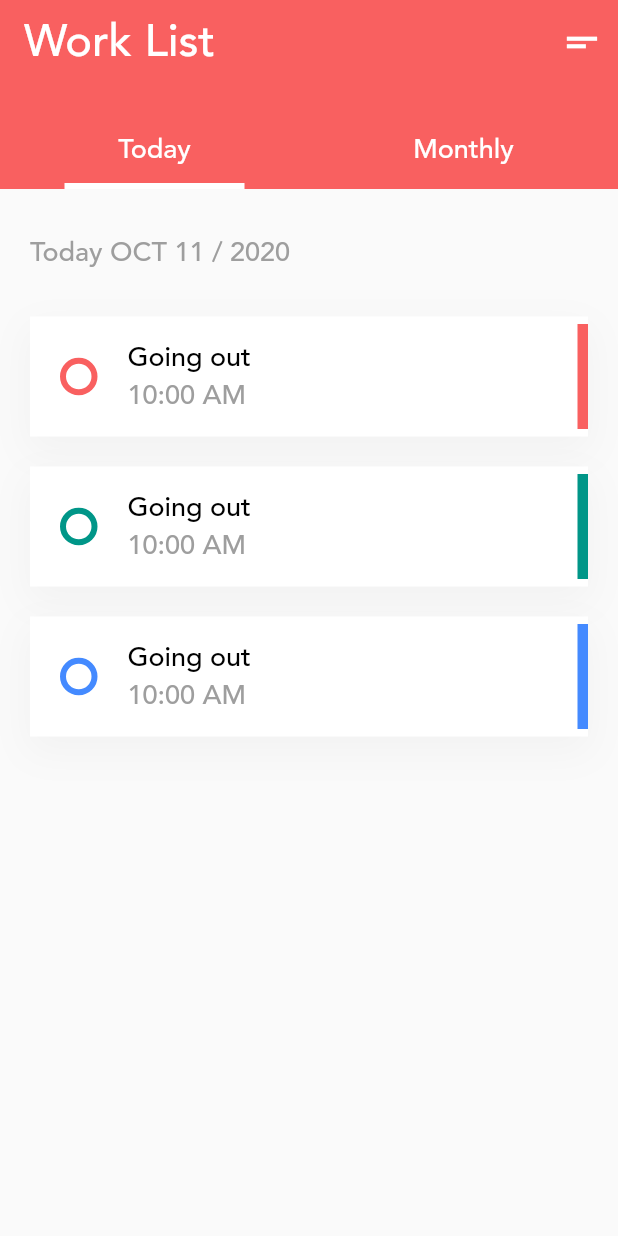
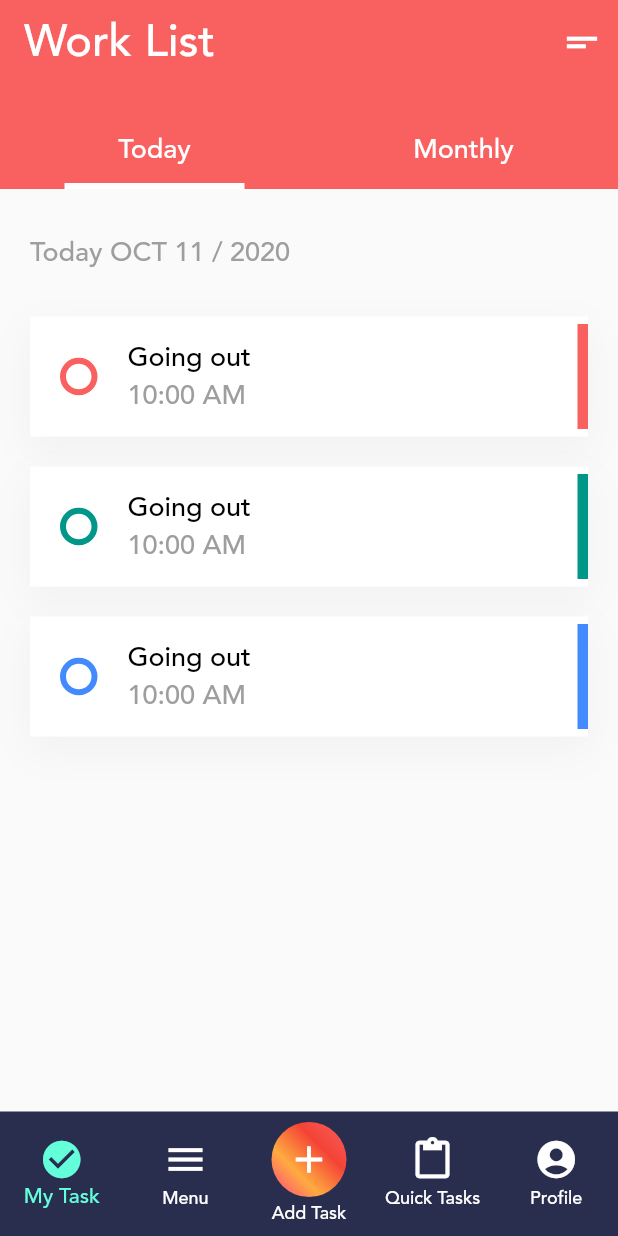
Before and after one commit to brainless-coder/todo_app, a Flutter app: the HomePageBody screen opened directly, on a phone screen of 412 x 824 dp. Run offline on Flutter 3.47's test engine with Material 2 defaults, Android fonts, the phone set to English and light mode, and no system bars; drawn by our look-alikes of flutter_slidable; our stand-ins replace table_calendar.

Commit message:
bottom navigation done

```diff
--- a/lib/homepage.dart
+++ b/lib/homepage.dart
@@ -169,6 +169,53 @@ class _HomePageBodyState extends State<HomePageBody> {
           )
         ],
       ),
+      bottomNavigationBar: BottomNavigationBar(
+        fixedColor: Colors.tealAccent,
+        type: BottomNavigationBarType.fixed,
+        backgroundColor: Color(0xff292e4e),
+        currentIndex: 0,
+        iconSize: 30,
+        elevation: 0,
+        unselectedItemColor: Colors.white,
+        items: [
+          BottomNavigationBarItem(
+            icon: Icon(Icons.check_circle),
+            title: Text('My Task'),
+          ),
+          BottomNavigationBarItem(
+            icon: Icon(Icons.menu),
+            title: Text('Menu'),
+          ),
+          BottomNavigationBarItem(
+            icon: Container(
+              height: 50,
+              width: 50,
+              decoration: BoxDecoration(
+                gradient: LinearGradient(
+                    begin: Alignment.topRight,
+                    end: Alignment.bottomLeft,
+                    colors: [
+                      Color(0xfff96060),
+                      Colors.red,
+                      Colors.orangeAccent,
+                      Colors.pinkAccent
+                    ]),
+                shape: BoxShape.circle,
+              ),
+              child: Icon(Icons.add),
+            ),
+            title: Text('Add Task'),
+          ),
+          BottomNavigationBarItem(
+            icon: Icon(Icons.content_paste),
+            title: Text('Quick Tasks'),
+          ),
+          BottomNavigationBarItem(
+            icon: Icon(Icons.account_circle),
+            title: Text('Profile'),
+          )
+        ],
+      ),
     );
   }
 
```
